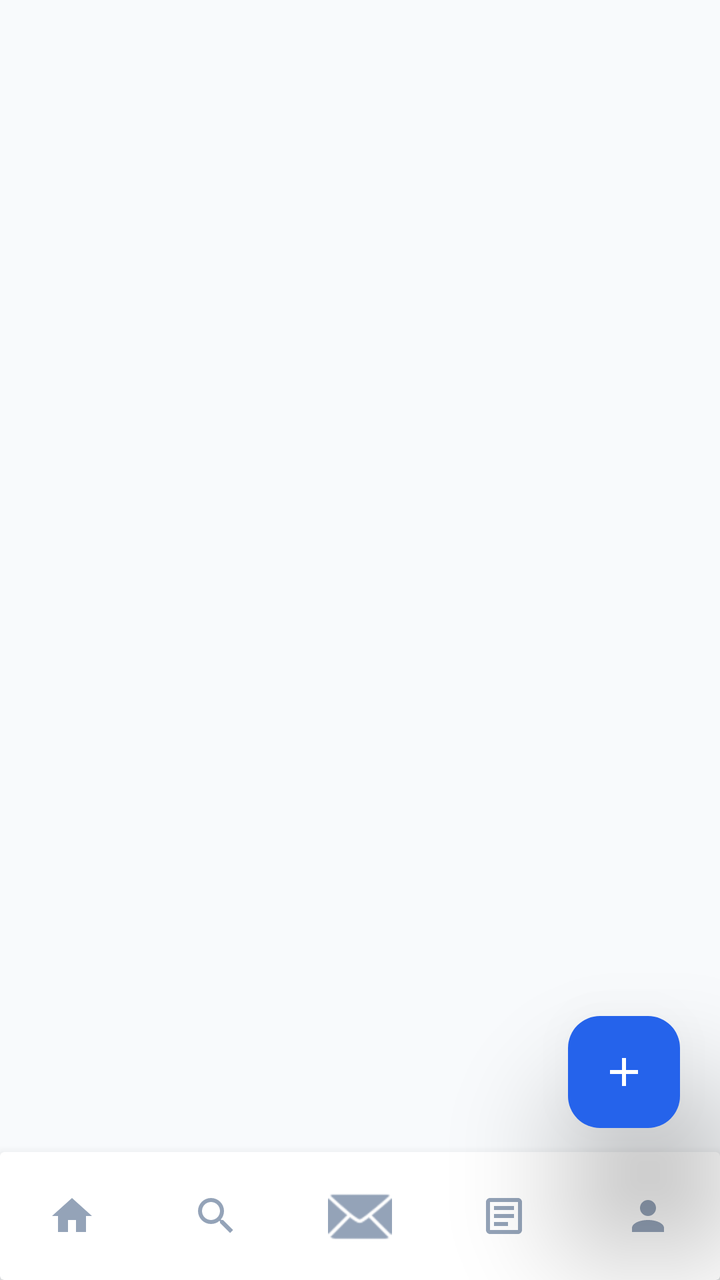
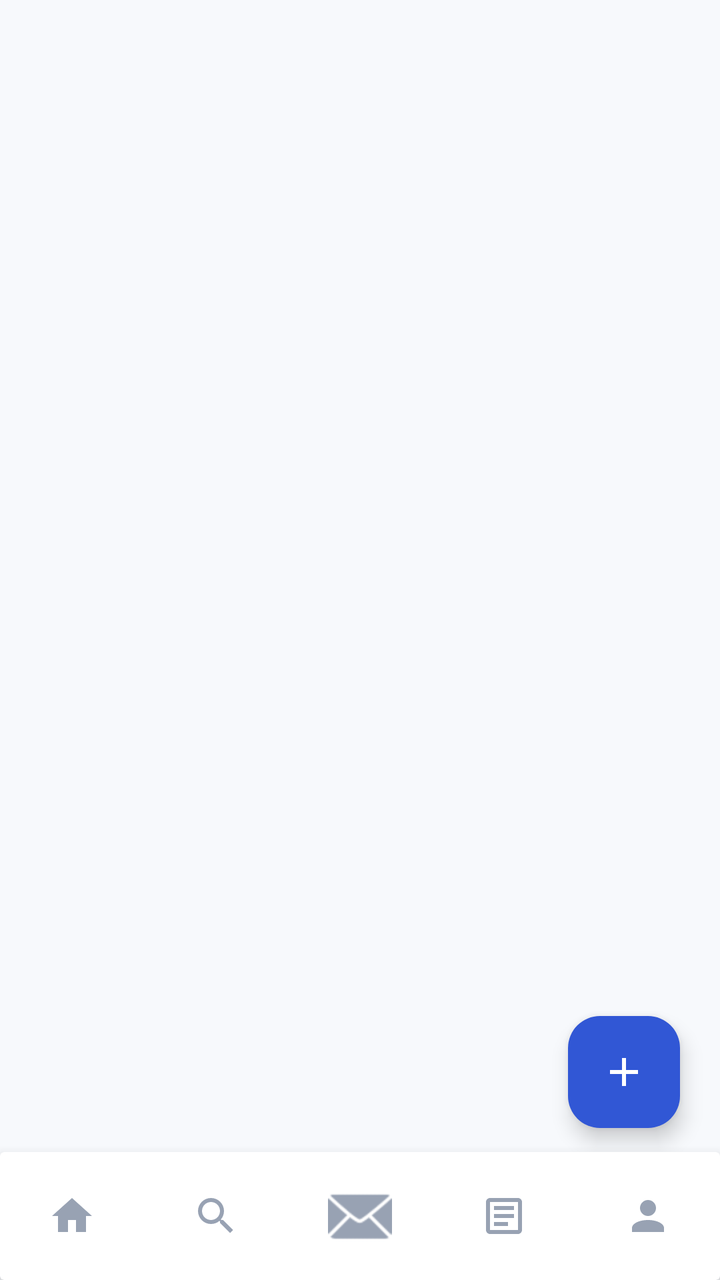

Compare the two renders of this Android layout. The source of the first and the diff that turns it into the second are given below.
<!-- AndroidManifest.xml: application theme Theme.FoundIT -->
<!-- res/layout/layout_bottom_navigation.xml -->
<androidx.constraintlayout.widget.ConstraintLayout xmlns:android="http://schemas.android.com/apk/res/android"
    xmlns:app="http://schemas.android.com/apk/res-auto"
    android:id="@+id/bottomNavContainer"
    android:layout_width="match_parent"
    android:layout_height="wrap_content"
    android:clipChildren="false"
    android:clipToPadding="false"
    android:background="@android:color/transparent">

    <androidx.cardview.widget.CardView
        android:id="@+id/navBarCard"
        android:layout_width="match_parent"
        android:layout_height="64dp"
        app:layout_constraintBottom_toBottomOf="parent"
        android:elevation="0dp"
        app:cardElevation="8dp"
        app:cardBackgroundColor="@color/foundit_surface">

        <LinearLayout
            android:layout_width="match_parent"
            android:layout_height="match_parent"
            android:orientation="horizontal"
            android:gravity="center">

            <ImageButton
                android:id="@+id/navHome"
                android:layout_width="0dp"
                android:layout_height="match_parent"
                android:layout_weight="1"
                android:src="@drawable/ic_nav_home"
                android:background="?attr/selectableItemBackgroundBorderless"
                app:tint="@color/foundit_text_muted"
                android:contentDescription="Home"/>

            <ImageButton
                android:id="@+id/navSearch"
                android:layout_width="0dp"
                android:layout_height="match_parent"
                android:layout_weight="1"
                android:src="@drawable/ic_nav_search"
                android:background="?attr/selectableItemBackgroundBorderless"
                app:tint="@color/foundit_text_muted"
                android:contentDescription="Search"/>

            <ImageButton
                android:id="@+id/navMessages"
                android:layout_width="0dp"
                android:layout_height="match_parent"
                android:layout_weight="1"
                android:src="@android:drawable/ic_dialog_email"
                android:background="?attr/selectableItemBackgroundBorderless"
                app:tint="@color/foundit_text_muted"
                android:contentDescription="Messages"/>

            <ImageButton
                android:id="@+id/navReports"
                android:layout_width="0dp"
                android:layout_height="match_parent"
                android:layout_weight="1"
                android:src="@drawable/ic_nav_reports"
                android:background="?attr/selectableItemBackgroundBorderless"
                app:tint="@color/foundit_text_muted"
                android:contentDescription="My Reports"/>

            <ImageButton
                android:id="@+id/navProfile"
                android:layout_width="0dp"
                android:layout_height="match_parent"
                android:layout_weight="1"
                android:src="@drawable/ic_nav_profile"
                android:background="?attr/selectableItemBackgroundBorderless"
                app:tint="@color/foundit_text_muted"
                android:contentDescription="Profile"/>

        </LinearLayout>
    </androidx.cardview.widget.CardView>

    <com.google.android.material.floatingactionbutton.FloatingActionButton
        android:id="@+id/navAdd"
        android:layout_width="wrap_content"
        android:layout_height="wrap_content"
        android:src="@drawable/ic_nav_add"
        app:fabSize="normal"
        app:backgroundTint="@color/foundit_primary"
        app:tint="@android:color/white"
        app:layout_constraintBottom_toTopOf="@id/navBarCard"
        app:layout_constraintEnd_toEndOf="parent"
        android:layout_marginEnd="20dp"
        android:layout_marginBottom="12dp"
        android:elevation="20dp"
        app:elevation="20dp"
        android:translationZ="20dp"
        app:pressedTranslationZ="12dp"
        app:borderWidth="0dp"
        android:stateListAnimator="@null"
        android:contentDescription="Add Report"/>

</androidx.constraintlayout.widget.ConstraintLayout>
<!-- resources referenced by this layout -->
<resources>
  <color name="foundit_primary">#2563EB</color>
  <color name="foundit_surface">#FFFFFF</color>
  <color name="foundit_text_muted">#94A3B8</color>
  <!-- drawable ic_nav_add (drawable) -->
  <vector xmlns:android="http://schemas.android.com/apk/res/android"
      android:width="24dp" android:height="24dp" android:viewportWidth="24" android:viewportHeight="24">
      <path android:fillColor="#FFFFFF" android:pathData="M19,13H13V19H11V13H5V11H13V5H11V11H19V13Z"/>
  </vector>
  <!-- drawable ic_nav_home (drawable) -->
  <vector xmlns:android="http://schemas.android.com/apk/res/android"
      android:width="24dp" android:height="24dp" android:viewportWidth="24" android:viewportHeight="24">
      <path android:fillColor="#FF000000" android:pathData="M10,20V14H14V20H19V12H22L12,3L2,12H5V20H10Z"/>
  </vector>
  <!-- drawable ic_nav_profile (drawable) -->
  <vector xmlns:android="http://schemas.android.com/apk/res/android"
      android:width="24dp" android:height="24dp" android:viewportWidth="24" android:viewportHeight="24">
      <path android:fillColor="#FF000000" android:pathData="M12,4A4,4 0 0,1 16,8A4,4 0 0,1 12,12A4,4 0 0,1 8,8A4,4 0 0,1 12,4M12,14C16.42,14 20,15.79 20,18V20H4V18C4,15.79 7.58,14 12,14Z"/>
  </vector>
  <!-- drawable ic_nav_reports (drawable) -->
  <vector xmlns:android="http://schemas.android.com/apk/res/android"
      android:width="24dp" android:height="24dp" android:viewportWidth="24" android:viewportHeight="24">
      <path android:fillColor="#FF000000" android:pathData="M19,3H5C3.89,3 3,3.9 3,5V19C3,20.1 3.89,21 5,21H19C20.1,21 21,20.1 21,19V5C21,3.9 20.1,3 19,3M19,19H5V5H19V19M7,7H17V9H7V7M7,11H17V13H7V11M7,15H14V17H7V15Z"/>
  </vector>
  <!-- drawable ic_nav_search (drawable) -->
  <vector xmlns:android="http://schemas.android.com/apk/res/android"
      android:width="24dp" android:height="24dp" android:viewportWidth="24" android:viewportHeight="24">
      <path android:fillColor="#FF000000" android:pathData="M15.5,14H14.71L14.43,13.73C15.41,12.59 16,11.11 16,9.5A6.5,6.5 0 1,0 9.5,16C11.11,16 12.59,15.41 13.73,14.43L14,14.71V15.5L19,20.5L20.5,19L15.5,14M9.5,14C7.01,14 5,11.99 5,9.5C5,7.01 7.01,5 9.5,5C11.99,5 14,7.01 14,9.5C14,11.99 11.99,14 9.5,14Z"/>
  </vector>
  <style name="Theme.FoundIT" parent="Theme.Material3.DayNight.NoActionBar">
          <item name="colorPrimary">@color/foundit_primary</item>
          <item name="colorSecondary">@color/foundit_found</item>
          <item name="android:colorBackground">@color/foundit_background</item>
          <item name="colorSurface">@color/foundit_surface</item>
          <item name="android:fontFamily">sans</item>
          <item name="android:statusBarColor">@color/foundit_background</item>
          <item name="android:navigationBarColor">@color/foundit_surface</item>
          <item name="android:windowLightStatusBar">true</item>
      </style>
  <color name="foundit_found">#16A34A</color>
  <color name="foundit_background">#F8FAFC</color>
</resources>

<!-- the commit's change to res/layout/layout_bottom_navigation.xml (unified diff, before → after) -->
@@ -87,12 +87,9 @@
         app:layout_constraintEnd_toEndOf="parent"
         android:layout_marginEnd="20dp"
         android:layout_marginBottom="12dp"
-        android:elevation="20dp"
-        app:elevation="20dp"
-        android:translationZ="20dp"
-        app:pressedTranslationZ="12dp"
+        app:elevation="6dp"
+        app:pressedTranslationZ="2dp"
         app:borderWidth="0dp"
-        android:stateListAnimator="@null"
         android:contentDescription="Add Report"/>
 
 </androidx.constraintlayout.widget.ConstraintLayout>
<!-- resource entries referenced after the edit -->
@@ -1,8 +1,8 @@
 <!-- resources referenced by this layout -->
 <resources>
-  <color name="foundit_primary">#2563EB</color>
+  <color name="foundit_primary">#3157D5</color>
   <color name="foundit_surface">#FFFFFF</color>
-  <color name="foundit_text_muted">#94A3B8</color>
+  <color name="foundit_text_muted">#98A2B3</color>
   <!-- drawable ic_nav_add (drawable) -->
   <vector xmlns:android="http://schemas.android.com/apk/res/android"
       android:width="24dp" android:height="24dp" android:viewportWidth="24" android:viewportHeight="24">
@@ -39,6 +39,6 @@
           <item name="android:windowLightStatusBar">true</item>
       </style>
   <color name="foundit_found">#16A34A</color>
-  <color name="foundit_background">#F8FAFC</color>
+  <color name="foundit_background">#F7F9FC</color>
 </resources>
 
